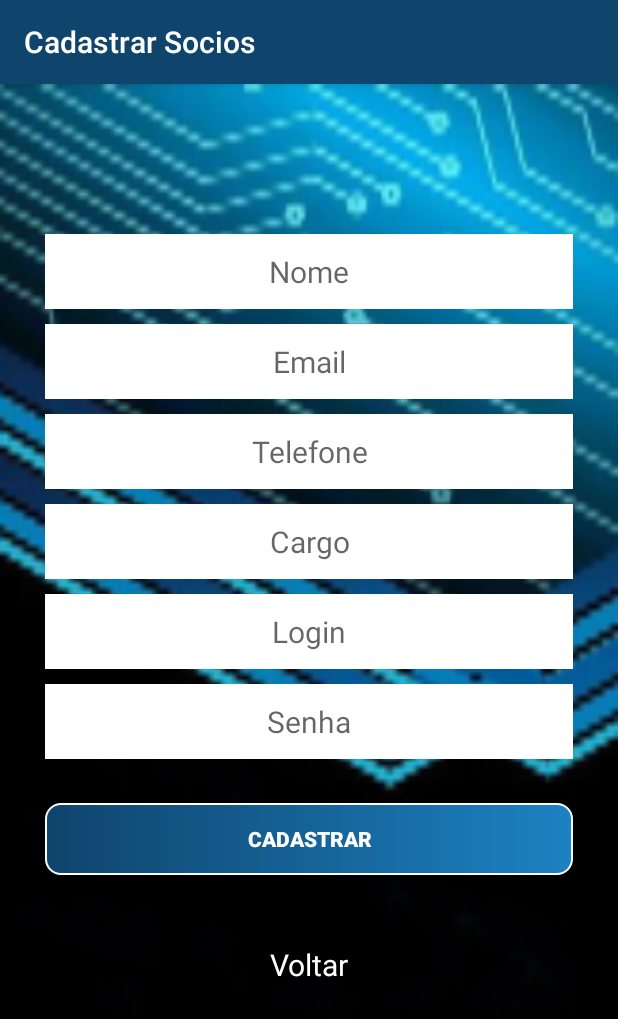
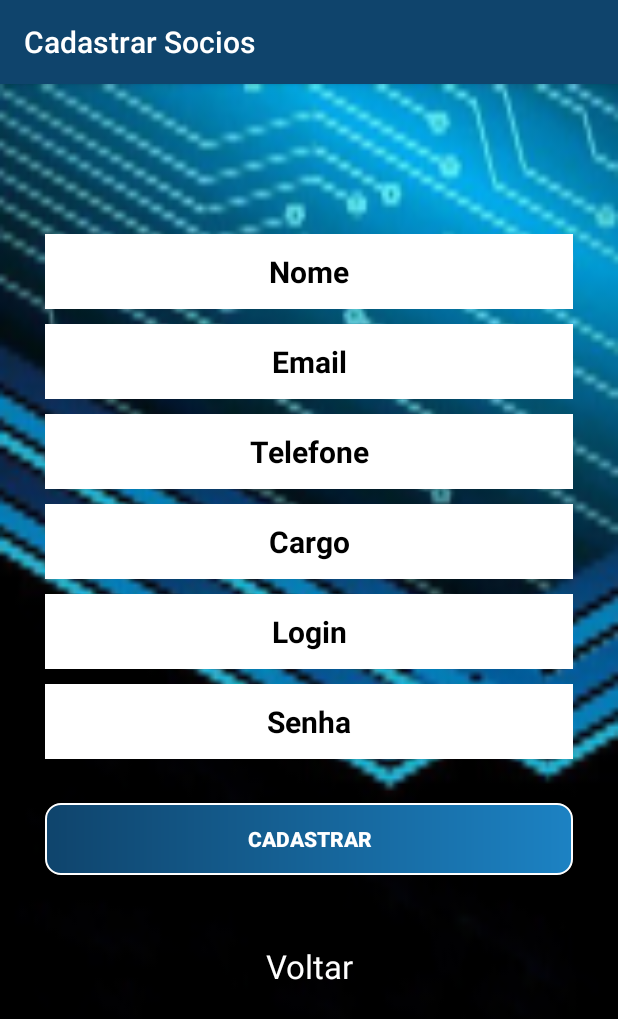
Before and after one commit to volk-infinity/AppVolk, an Android app: the CadastroSocioActivity screen opened directly, with no data from a screen before it, on a phone screen of 412 x 824 dp. Shown: the top 1019 px of the screen. Run offline under Robolectric (Android 15) with nearby library versions, the phone set to English and light mode, and no system bars.

Commit message:
Alteracao visual dos campos das telas

```diff
--- a/app/src/main/res/layout/activity_cadastro_socio.xml
+++ b/app/src/main/res/layout/activity_cadastro_socio.xml
@@ -27,11 +27,15 @@
                 android:layout_marginLeft="30dp"
                 android:layout_marginRight="30dp"
                 android:background="@color/color_white"
+                android:backgroundTint="@color/color_white"
                 android:ems="10"
                 android:hint="Nome"
                 android:inputType="textPersonName"
                 android:textAlignment="center"
-                android:textSize="20sp" />
+                android:textColor="@color/color_black"
+                android:textColorHint="@color/color_black"
+                android:textSize="20sp"
+                android:textStyle="bold" />
 
             <Space
                 android:layout_width="match_parent"
@@ -44,11 +48,15 @@
                 android:layout_marginLeft="30dp"
                 android:layout_marginRight="30dp"
                 android:background="@color/color_white"
+                android:backgroundTint="@color/color_white"
                 android:ems="10"
                 android:hint="Email"
                 android:inputType="textPersonName"
                 android:textAlignment="center"
-                android:textSize="20sp" />
+                android:textColor="@color/color_black"
+                android:textColorHint="@color/color_black"
+                android:textSize="20sp"
+                android:textStyle="bold" />
 
             <Space
                 android:layout_width="match_parent"
@@ -61,11 +69,15 @@
                 android:layout_marginLeft="30dp"
                 android:layout_marginRight="30dp"
                 android:background="@color/color_white"
+                android:backgroundTint="@color/color_white"
                 android:ems="10"
                 android:hint="Telefone"
                 android:inputType="textPersonName"
                 android:textAlignment="center"
-                android:textSize="20sp" />
+                android:textColor="@color/color_black"
+                android:textColorHint="@color/color_black"
+                android:textSize="20sp"
+                android:textStyle="bold" />
 
             <Space
                 android:layout_width="match_parent"
@@ -78,11 +90,15 @@
                 android:layout_marginLeft="30dp"
                 android:layout_marginRight="30dp"
                 android:background="@color/color_white"
+                android:backgroundTint="@color/color_white"
                 android:ems="10"
                 android:hint="Cargo"
                 android:inputType="textPersonName"
                 android:textAlignment="center"
-                android:textSize="20sp" />
+                android:textColor="@color/color_black"
+                android:textColorHint="@color/color_black"
+                android:textSize="20sp"
+                android:textStyle="bold" />
 
             <Space
                 android:layout_width="match_parent"
@@ -95,11 +111,15 @@
                 android:layout_marginLeft="30dp"
                 android:layout_marginRight="30dp"
                 android:background="@color/color_white"
+                android:backgroundTint="@color/color_white"
                 android:ems="10"
                 android:hint="Login"
                 android:inputType="textPersonName"
                 android:textAlignment="center"
-                android:textSize="20sp" />
+                android:textColor="@color/color_black"
+                android:textColorHint="@color/color_black"
+                android:textSize="20sp"
+                android:textStyle="bold" />
 
             <Space
                 android:layout_width="match_parent"
@@ -112,11 +132,15 @@
                 android:layout_marginLeft="30dp"
                 android:layout_marginRight="30dp"
                 android:background="@color/color_white"
+                android:backgroundTint="@color/color_white"
                 android:ems="10"
                 android:hint="Senha"
                 android:inputType="textPersonName"
                 android:textAlignment="center"
-                android:textSize="20sp" />
+                android:textColor="@color/color_black"
+                android:textColorHint="@color/color_black"
+                android:textSize="20sp"
+                android:textStyle="bold" />
 
             <Space
                 android:layout_width="match_parent"
@@ -141,7 +165,7 @@
             </LinearLayout>
 
             <TextView
-                android:id="@+id/textView9"
+                android:id="@+id/textVoltar1"
                 android:layout_width="match_parent"
                 android:layout_height="31dp"
                 android:layout_marginLeft="30dp"
@@ -149,7 +173,7 @@
                 android:text="Voltar"
                 android:textAlignment="center"
                 android:textColor="@color/color_white"
-                android:textSize="20sp" />
+                android:textSize="22sp" />
 
         </LinearLayout>
     </LinearLayout>
--- a/app/src/main/res/layout/activity_contato.xml
+++ b/app/src/main/res/layout/activity_contato.xml
@@ -187,7 +187,7 @@
                 android:layout_weight="1" />
 
             <TextView
-                android:id="@+id/textView9"
+                android:id="@+id/textVoltar3"
                 android:layout_width="match_parent"
                 android:layout_height="wrap_content"
                 android:layout_marginLeft="30dp"
@@ -195,7 +195,7 @@
                 android:text="Voltar"
                 android:textAlignment="center"
                 android:textColor="@color/color_white"
-                android:textSize="20sp" />
+                android:textSize="22sp" />
 
         </LinearLayout>
     </LinearLayout>
--- a/app/src/main/res/values/colors.xml
+++ b/app/src/main/res/values/colors.xml
@@ -20,6 +20,6 @@
     <color name="colorPrimary">#0f446c</color>
     <color name="colorPrimaryDark">#000000</color>
     <color name="colorAccent">#03DAC5</color>
-    <color name="black_overlay">#66000000</color>
+    <color name="black_overlay">#99000000</color>
 
 </resources>
```
Also changed, not shown: app/src/main/res/layout/activity_cadastrar.xml (+10 -3 lines), app/src/main/res/layout/activity_cadastro_atividades.xml (+22 -7 lines), app/src/main/res/layout/activity_cadastro_cliente.xml (+18 -6 lines), app/src/main/res/layout/activity_consultar.xml (+9 -3 lines), app/src/main/res/layout/activity_login.xml (+8 -2 lines), app/src/main/res/layout/activity_menu.xml (+15 -5 lines), app/src/main/res/layout/activity_sobre.xml (+5 -5 lines).
